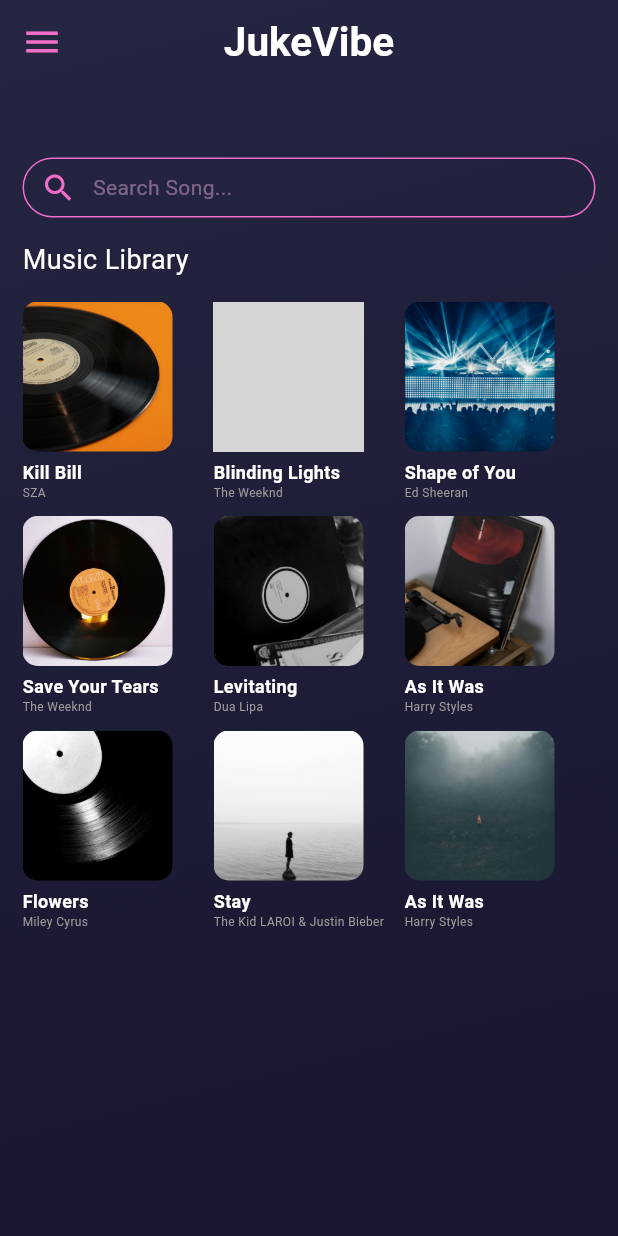
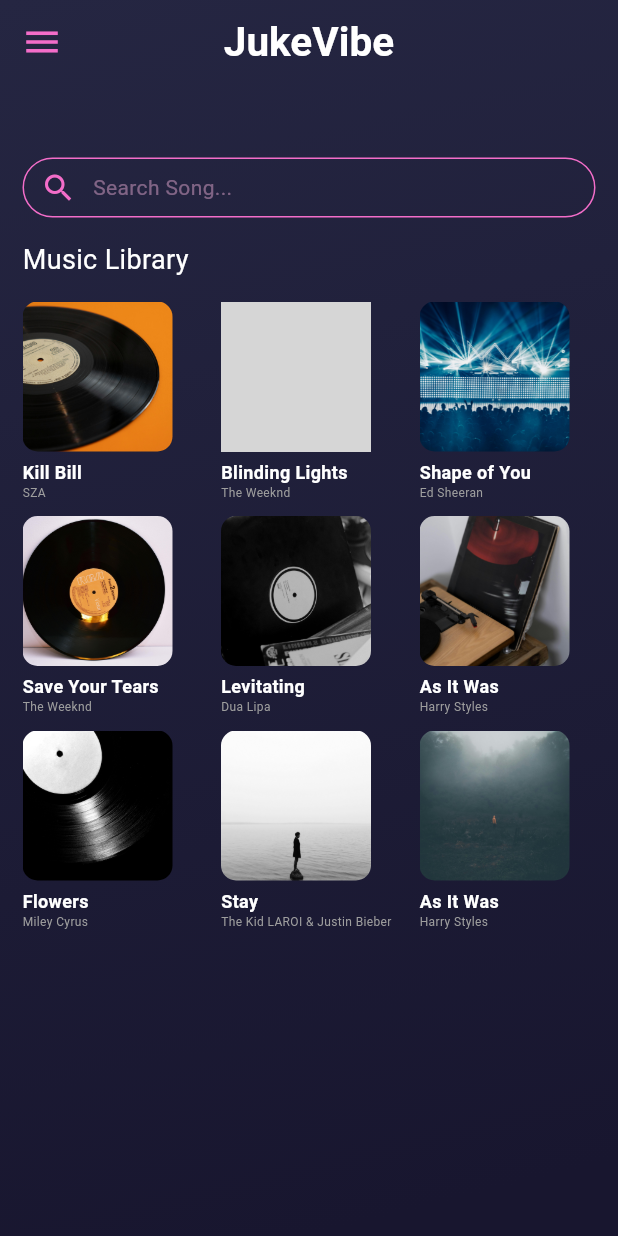
Before and after one commit to SantillanPs/midterm-flutter, a Flutter app: the screen it shows after launch, on a phone screen of 412 x 824 dp. Run offline on Flutter 3.47's test engine with Material 3 defaults, Android fonts, the phone set to English and light mode, and no system bars; grey boxes are pictures that could not be loaded.

Commit message:
added some spacing between songs

```diff
--- a/lib/components/song.dart
+++ b/lib/components/song.dart
@@ -12,7 +12,8 @@ class SongCard extends StatelessWidget {
 
   @override
   Widget build(BuildContext context) {
-    return Column(
+    return Expanded(
+      child: Column(
         crossAxisAlignment: CrossAxisAlignment.start,
         children: [
           Container(
@@ -40,6 +41,7 @@ class SongCard extends StatelessWidget {
             maxLines: 1,
           )
         ],
+      ),
     );
   }
 }
--- a/lib/main.dart
+++ b/lib/main.dart
@@ -90,72 +90,72 @@ class MyApp extends StatelessWidget {
                     Row(
                       mainAxisAlignment: MainAxisAlignment.spaceBetween,
                       children: [
-                        Expanded(
-                          child: SongCard(
+                        SongCard(
                             coverPhoto: "assets/album1.jpg",
                             songTitle: "Kill Bill",
                             artist: "SZA"),
+                        SizedBox(
+                          width: 15,
                         ),
-                        Expanded(
-                          child: SongCard(
+                        SongCard(
                             coverPhoto: "assets/album2.jpg",
                             songTitle: "Blinding Lights",
                             artist: "The Weeknd"),
+                        SizedBox(
+                          width: 15,
                         ),
-                        Expanded(
-                          child: SongCard(
+                        SongCard(
                             coverPhoto: "assets/album3.jpg",
                             songTitle: "Shape of You",
                             artist: "Ed Sheeran"),
-                        )
                       ],
                     ),
                     SizedBox(height: 10),
                     Row(
                       mainAxisAlignment: MainAxisAlignment.spaceBetween,
                       children: [
-                        Expanded(
-                          child: SongCard(
+                        SongCard(
                             coverPhoto: "assets/album4.jpg",
                             songTitle: "Save Your Tears",
                             artist: "The Weeknd"),
+                        SizedBox(
+                          width: 15,
                         ),
-                        Expanded(
-                          child: SongCard(
+                        SongCard(
                             coverPhoto: "assets/album5.jpg",
                             songTitle: "Levitating",
                             artist: "Dua Lipa"),
+                        SizedBox(
+                          width: 15,
                         ),
-                        Expanded(
-                          child: SongCard(
+                        SongCard(
                             coverPhoto: "assets/album6.jpg",
                             songTitle: "As It Was",
                             artist: "Harry Styles"),
-                        )
                       ],
                     ),
                     SizedBox(height: 10),
                     Row(
                       mainAxisAlignment: MainAxisAlignment.spaceBetween,
                       children: [
-                        Expanded(
-                          child: SongCard(
+                        SongCard(
                             coverPhoto: "assets/album7.jpg",
                             songTitle: "Flowers",
                             artist: "Miley Cyrus"),
+                        SizedBox(
+                          width: 15,
                         ),
-                        Expanded(
-                          child: SongCard(
+                        SongCard(
                             coverPhoto: "assets/album8.jpg",
                             songTitle: "Stay",
                             artist: "The Kid LAROI & Justin Bieber"),
+                        SizedBox(
+                          width: 15,
                         ),
-                        Expanded(
-                          child: SongCard(
+                        SongCard(
                             coverPhoto: "assets/album9.jpg",
                             songTitle: "As It Was",
                             artist: "Harry Styles"),
-                        )
                       ],
                     ),
                   ],
```
Lines whose indentation alone changed are shown as unchanged.
